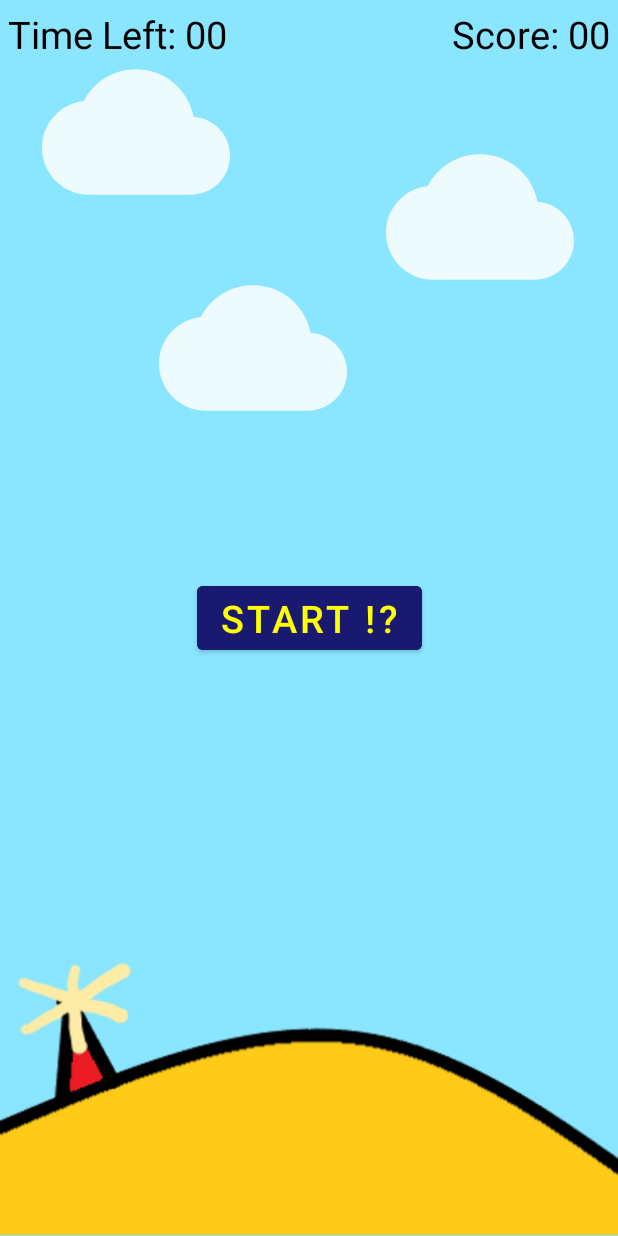
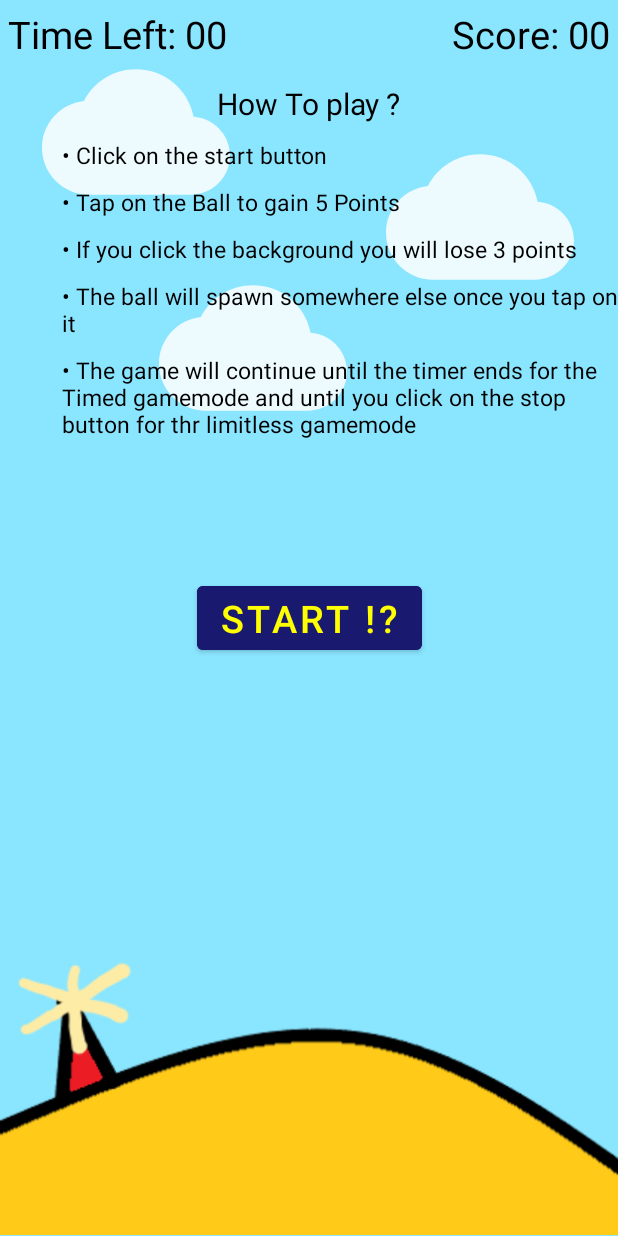
Before and after one commit to Roshan-1710/Bored, an Android app: the GameScreen screen opened directly, with no data from a screen before it, on a phone screen of 412 x 824 dp. Run offline under Robolectric (Android 15) with nearby library versions, the phone set to English and light mode, and no system bars; our stand-ins replace Firebase (no records; nobody signed in at launch, a user with empty details on screens opened directly); 1 statement that could not run was skipped.

Commit message:
--global Roshan-1710

```diff
--- a/app/src/main/java/com/example/projectsem5/GameScreen.java
+++ b/app/src/main/java/com/example/projectsem5/GameScreen.java
@@ -35,7 +35,7 @@ ConstraintLayout backlay,back;
 View view;
 ImageView obj,cloud1,cloud2,cloud3,ground;
 Button start,stop;
-TextView score,time,timetxt,scoretxt;
+TextView score,time,timetxt,scoretxt,how,step1,step2,step3,step4,step5;
 boolean gameOn = false;
 Integer s=0,in=0;
 Timer timer;
@@ -76,6 +76,12 @@ FirebaseUser user= auth.getCurrentUser();
         cloud2=(ImageView) findViewById(R.id.imageView2);
         cloud3=(ImageView) findViewById(R.id.imageView3);
         ground=(ImageView) findViewById(R.id.gameground);
+        how=(TextView) findViewById(R.id.howto);
+        step1=(TextView) findViewById(R.id.step1);
+        step2=(TextView) findViewById(R.id.step2);
+        step3=(TextView) findViewById(R.id.step3);
+        step4=(TextView) findViewById(R.id.step4);
+        step5=(TextView) findViewById(R.id.step5);
         back.setBackgroundColor(getResources().getColor(R.color.skyblue));
 
         SharedPreferences sp = getApplicationContext().getSharedPreferences("myUserPrefs", Context.MODE_PRIVATE);
@@ -92,6 +98,12 @@ FirebaseUser user= auth.getCurrentUser();
             timetxt.setTextColor(getResources().getColor(R.color.white));
             score.setTextColor(getResources().getColor(R.color.white));
             scoretxt.setTextColor(getResources().getColor(R.color.white));
+            how.setTextColor(getResources().getColor(R.color.yellowgreen));
+            step1.setTextColor(getResources().getColor(R.color.yellowgreen));
+            step2.setTextColor(getResources().getColor(R.color.yellowgreen));
+            step3.setTextColor(getResources().getColor(R.color.yellowgreen));
+            step4.setTextColor(getResources().getColor(R.color.yellowgreen));
+            step5.setTextColor(getResources().getColor(R.color.yellowgreen));
             ground.setImageDrawable(getResources().getDrawable(R.drawable.groundlildark));
             cloud1.setImageDrawable(getResources().getDrawable(R.drawable.starmin));
             cloud2.setImageDrawable(getResources().getDrawable(R.drawable.starmin));
@@ -137,9 +149,10 @@ FirebaseUser user= auth.getCurrentUser();
         backlay.setOnClickListener(new View.OnClickListener() {
             @Override
             public void onClick(View view) {
-
-                s=s-3;
-                score.setText(""+s);
+                if (gameOn == true) {
+                    s = s - 3;
+                    score.setText("" + s);
+                }
             }
         });
 
@@ -147,7 +160,13 @@ FirebaseUser user= auth.getCurrentUser();
             @Override
             public void onClick(View view) {
                 if (gameOn == false) {
-
+                    how.setVisibility(View.GONE);
+                    step1.setVisibility(View.GONE);
+                    step2.setVisibility(View.GONE);
+                    step3.setVisibility(View.GONE);
+                    step4.setVisibility(View.GONE);
+                    step5.setVisibility(View.GONE);
+                    //s=00;
                     gameOn=true;
                     if (mode.equals("Timed")) {
                         obj.setVisibility(View.VISIBLE);
--- a/app/src/main/java/com/example/projectsem5/HomePage.java
+++ b/app/src/main/java/com/example/projectsem5/HomePage.java
@@ -135,7 +135,7 @@ public class HomePage extends AppCompatActivity {
             chgmode.setText("Limitless");
             chgmode.setCompoundDrawablesWithIntrinsicBounds(R.drawable.ic_baseline_timer_off_24, 0, 0, 0);
         }
-        else {
+        else if(sp.getInt("mode",-1)==0){
             chgmode.setText("Change Mode");
         }
         chgmode.setOnClickListener(new View.OnClickListener() {
--- a/app/src/main/java/com/example/projectsem5/MainActivity.java
+++ b/app/src/main/java/com/example/projectsem5/MainActivity.java
@@ -85,9 +85,9 @@ FirebaseAuth mAuth;
                     //String n= uname.getText().toString();
                     errtxt.setVisibility(View.INVISIBLE);
                     isUser();
-                    /*SharedPreferences.Editor editor=sp.edit();
-                    editor.putString("theme","th1");
-                    editor.commit();*/
+                    SharedPreferences.Editor editor=sp.edit();
+                    editor.putInt("mode",0);
+                    editor.commit();
                 }
 
             }
--- a/app/src/main/res/layout/activity_game_screen.xml
+++ b/app/src/main/res/layout/activity_game_screen.xml
@@ -5,14 +5,12 @@
     xmlns:tools="http://schemas.android.com/tools"
     android:layout_width="match_parent"
     android:layout_height="match_parent">
+
     <androidx.constraintlayout.widget.ConstraintLayout
+        android:id="@+id/back"
         android:layout_width="match_parent"
         android:layout_height="match_parent"
-    tools:context=".GameScreen"
-    android:id="@+id/back"
-    >
-
-
+        tools:context=".GameScreen">
 
 
         <ImageView
@@ -110,17 +108,91 @@
             app:layout_constraintEnd_toStartOf="@+id/score"
             app:layout_constraintTop_toTopOf="@+id/score" />
 
+        <TextView
+            android:id="@+id/howto"
+            android:layout_width="wrap_content"
+            android:layout_height="wrap_content"
+            android:layout_marginTop="15sp"
+            android:text="How To play ?"
+            android:textColor="@color/black"
+            android:textSize="20sp"
+            app:layout_constraintEnd_toEndOf="parent"
+            app:layout_constraintStart_toStartOf="parent"
+            app:layout_constraintTop_toBottomOf="@+id/timetxt" />
+
+        <TextView
+            android:id="@+id/step1"
+            android:layout_width="wrap_content"
+            android:layout_height="wrap_content"
+            android:text="• Click on the start button"
+            android:textColor="@color/black"
+            android:textSize="15sp"
+            app:layout_constraintStart_toStartOf="@+id/guideline25"
+            app:layout_constraintTop_toBottomOf="@+id/howto"
+            android:layout_marginTop="10sp"/>
+        <TextView
+            android:id="@+id/step2"
+            android:layout_width="wrap_content"
+            android:layout_height="wrap_content"
+            android:text="• Tap on the Ball to gain 5 Points "
+            android:textColor="@color/black"
+            android:textSize="15sp"
+            app:layout_constraintStart_toStartOf="@+id/guideline25"
+            app:layout_constraintTop_toBottomOf="@+id/step1"
+            android:layout_marginTop="10sp"/>
+
+        <TextView
+            android:id="@+id/step3"
+            android:layout_width="0dp"
+            android:layout_height="wrap_content"
+            android:text="• If you click the background you will lose 3 points"
+            android:textColor="@color/black"
+            android:textSize="15sp"
+            app:layout_constraintStart_toStartOf="@+id/guideline25"
+            app:layout_constraintTop_toBottomOf="@+id/step2"
+            app:layout_constraintEnd_toEndOf="parent"
+            android:layout_marginTop="10sp"/>
+
+        <TextView
+            android:id="@+id/step4"
+            android:layout_width="0dp"
+            android:layout_height="wrap_content"
+            android:text="• The ball will spawn somewhere else once you tap on it"
+            android:textColor="@color/black"
+            android:textSize="15sp"
+            app:layout_constraintStart_toStartOf="@+id/guideline25"
+            app:layout_constraintTop_toBottomOf="@+id/step3"
+            app:layout_constraintEnd_toEndOf="parent"
+            android:layout_marginTop="10sp"/>
+
+        <TextView
+            android:id="@+id/step5"
+            android:layout_width="0dp"
+            android:layout_height="wrap_content"
+            android:text="• The game will continue until the timer ends for the Timed gamemode and until you click on the stop button for thr limitless gamemode "
+            android:textColor="@color/black"
+            android:textSize="15sp"
+            app:layout_constraintStart_toStartOf="@+id/guideline25"
+            app:layout_constraintTop_toBottomOf="@+id/step4"
+            app:layout_constraintEnd_toEndOf="parent"
+            android:layout_marginTop="10sp"/>
 
 
-
-</androidx.constraintlayout.widget.ConstraintLayout>
+        <androidx.constraintlayout.widget.Guideline
+            android:id="@+id/guideline25"
+            android:layout_width="wrap_content"
+            android:layout_height="wrap_content"
+            android:orientation="vertical"
+            app:layout_constraintGuide_percent="0.1" />
 
         <androidx.constraintlayout.widget.ConstraintLayout
             android:id="@+id/backlayout"
             android:layout_width="match_parent"
             android:layout_height="match_parent"
             android:backgroundTint="#80FFFFFF"
-        android:backgroundTintMode="src_over">
+            android:backgroundTintMode="src_over"
+            tools:layout_editor_absoluteX="-1dp"
+            tools:layout_editor_absoluteY="0dp">
 
             <Button
                 android:id="@+id/start"
@@ -142,9 +214,9 @@
                 android:layout_marginLeft="5sp"
                 android:backgroundTint="@color/orange"
                 android:text="Stop !!"
-            android:visibility="invisible"
                 android:textColor="@color/black"
                 android:textSize="20sp"
+                android:visibility="invisible"
                 app:layout_constraintStart_toStartOf="parent"
                 app:layout_constraintTop_toTopOf="@+id/guideline13" />
 
@@ -168,4 +240,7 @@
 
 
         </androidx.constraintlayout.widget.ConstraintLayout>
+
+    </androidx.constraintlayout.widget.ConstraintLayout>
+
 </FrameLayout>
--- a/app/src/main/res/layout/activity_sign_up.xml
+++ b/app/src/main/res/layout/activity_sign_up.xml
@@ -88,7 +88,7 @@
         android:layout_height="wrap_content"
         android:background="@drawable/edtxt_border"
         android:backgroundTint="@color/blue"
-        android:hint="Enter First Name"
+        android:hint="Enter Last Name"
         android:lines="1"
         android:inputType="textPersonName"
         android:padding="5sp"
@@ -215,7 +215,7 @@
         android:layout_width="wrap_content"
         android:layout_height="wrap_content"
         android:layout_marginTop="10dp"
-        android:text="Already Have an Account ?? | Login In"
+        android:text="Already Have an Account ?? | Log In"
         android:textColor="@color/black"
         android:textSize="15sp"
         app:layout_constraintEnd_toEndOf="parent"
```
Lines whose indentation alone changed are shown as unchanged.
